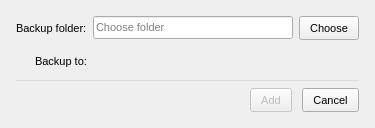
First picture: the form in src/MEGASync/gui/linux/AddBackupDialog.ui, repository meganz/MEGAsync, before the edit.
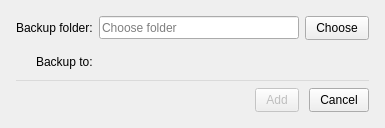
Second picture: the form after the edit.

Commit message: SNC-2402. Backups late-stage cleanup and code consolidation

Patch:
```diff
--- a/src/MEGASync/gui/linux/AddBackupDialog.ui
+++ b/src/MEGASync/gui/linux/AddBackupDialog.ui
@@ -16,14 +16,19 @@
   <property name="styleSheet">
    <string notr="true">QWidget
 {
-font-size: 11px;
+font-size: 12px;
 }
 
 QPushButton
 {
 padding-left: 10px;
 padding-right: 10px;
-min-height: 22px;
+height: 22px;
+}
+
+QLineEdit
+{
+height: 20px;
 }
 </string>
   </property>
```
The commit also changes 11 other files.
